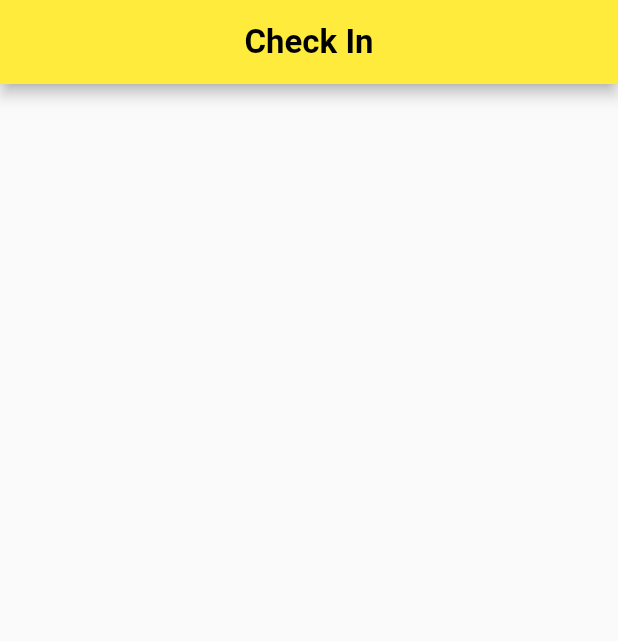
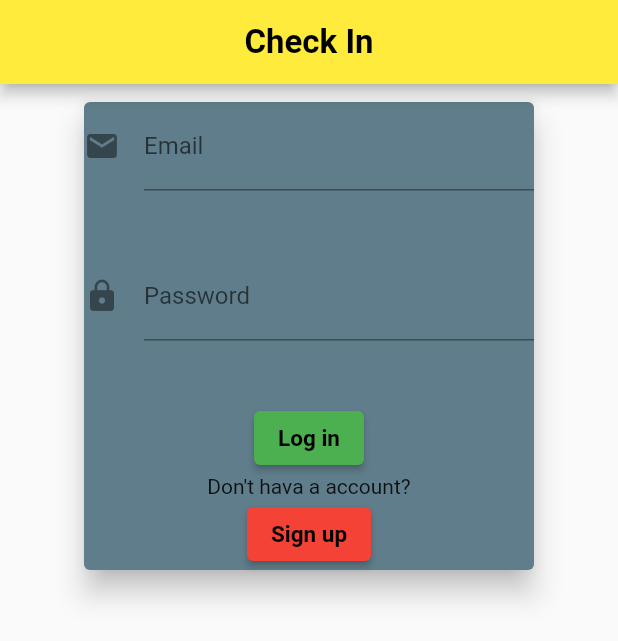
Before and after one commit to khalid-shohag/check_in, a Flutter app: the screen it shows after launch, on a phone screen of 412 x 824 dp. Shown: the top 641 px of the screen. Run offline on Flutter 3.47's test engine with Material 2 defaults, Android fonts, the phone set to English and light mode, and no system bars.

Commit message:
home page is created

```diff
--- a/lib/pages/home.dart
+++ b/lib/pages/home.dart
@@ -8,6 +8,11 @@ class Home extends StatefulWidget {
 }
 
 class _HomeState extends State<Home> {
+
+  //used for user input
+  TextEditingController mail_phone = TextEditingController();
+  TextEditingController password = TextEditingController();
+
   @override
   Widget build(BuildContext context) {
     return Scaffold(
@@ -19,6 +24,92 @@ class _HomeState extends State<Home> {
         ),),
         centerTitle: true,
       ),
+
+      body: Row(
+        mainAxisAlignment: MainAxisAlignment.center,
+        crossAxisAlignment: CrossAxisAlignment.center,
+        children: [
+
+        Card(
+          elevation: 8.0,
+          color: Colors.blueGrey,
+          margin: EdgeInsets.all(12.0),
+
+          child: Column(
+            mainAxisAlignment: MainAxisAlignment.center,
+            crossAxisAlignment: CrossAxisAlignment.center,
+            mainAxisSize: MainAxisSize.min,
+            children: [
+
+              Padding(padding: EdgeInsets.only(left: 50.0)),
+
+              SizedBox(
+                height: 100,
+                width: 300,
+                child: TextField(
+                  //textAlign: TextAlign.right,
+                  controller: mail_phone,
+                  //textInputAction: TextInputAction.next,
+
+                  decoration: InputDecoration(
+                    labelText: 'Email',
+                    hintText: 'Enter your email or phone',
+                    icon: Icon(Icons.email),
+                  ),
+                ),
+              ),
+
+              //Padding(padding: EdgeInsets.only(bottom: 50.0)),
+              SizedBox(
+                height: 100,
+                width: 300,
+                child: TextField(
+                  obscureText: true,
+                  controller: password,
+
+                  textAlign: TextAlign.center,
+                  decoration: InputDecoration(
+                    labelText: 'Password',
+                    hintText: 'Enter your password',
+                    icon: Icon(Icons.lock),
+                  ),
+                ),
+              ),
+              ElevatedButton(onPressed: (){
+                print('name: '+mail_phone.text);
+                print('Pass: '+password.text);
+
+              }, child: Text(
+                'Log in',
+
+              ),
+                style: ElevatedButton.styleFrom(
+                  primary: Colors.green,
+                  textStyle: TextStyle(
+                    fontWeight: FontWeight.bold,
+                    fontSize: 15.0,
+                  )
+                ),
+              ),
+              Text('Don'"'"'t hava a account?'),
+              ElevatedButton(onPressed: (){},
+                  child: Text(
+                    'Sign up'
+                  ),
+                style: ElevatedButton.styleFrom(
+                    primary: Colors.red,
+                    textStyle: TextStyle(
+                      fontWeight: FontWeight.bold,
+                      fontSize: 15.0,
+                    )
+                ),
+              )
+            ],
+          ),
+
+      ),
+      ],
+      ),
     );
   }
 }
```
